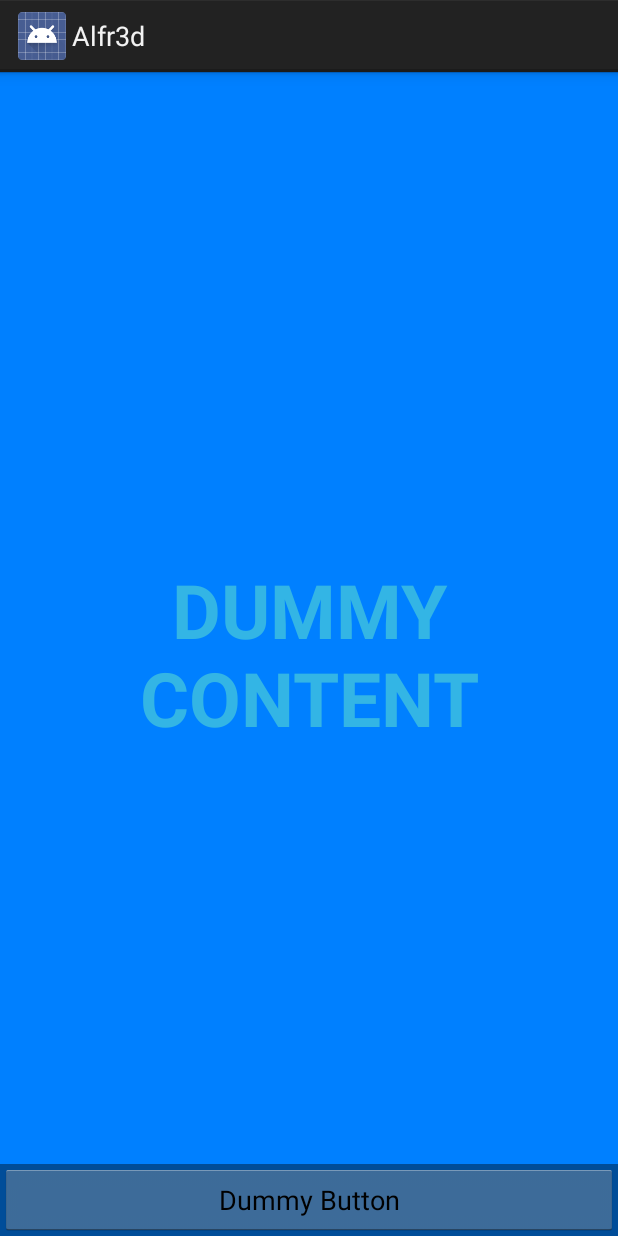
After one commit to armageddion/Alfr3d-MKIII, an Android app: the layout activity_main.xml on its own in the app's theme, with its tools: preview values and no code run, on a phone screen of 412 x 824 dp. The commit adds this screen. Run offline under Robolectric (Android 15) with nearby library versions, the phone set to English and light mode, and no system bars.

Commit message:
Added Main template, working and all.. :)

```diff
--- a/app/build.gradle
+++ b/app/build.gradle
@@ -9,7 +9,7 @@ android {
         minSdkVersion 19
         targetSdkVersion 19
         versionCode 1
-        versionName "1.0"
+        versionName "3.01"
     }
     buildTypes {
         release {
--- a/app/src/main/java/littl31/alfr3d/SplashActivity.java
+++ b/app/src/main/java/littl31/alfr3d/SplashActivity.java
@@ -71,8 +71,8 @@ public class SplashActivity extends Activity {
                 } catch (Exception e){
                     //TODO
                 } finally {
-                    //Intent i = new Intent(SplashActivity.this,MainAlfr3d.class);
-                    //startActivity(i);
+                    Intent i = new Intent(SplashActivity.this,MainActivity.class);
+                    startActivity(i);
                     finish();
                 }
             }
--- /dev/null
+++ b/app/src/main/res/layout/activity_main.xml
@@ -0,0 +1,46 @@
+<FrameLayout xmlns:android="http://schemas.android.com/apk/res/android"
+    xmlns:tools="http://schemas.android.com/tools"
+    android:layout_width="match_parent"
+    android:layout_height="match_parent"
+    android:background="@color/alfr3d_blue"
+    tools:context="littl31.alfr3d.MainActivity">
+
+    <!-- The primary full-screen view. This can be replaced with whatever view
+         is needed to present your content, e.g. VideoView, SurfaceView,
+         TextureView, etc. -->
+    <TextView android:id="@+id/fullscreen_content"
+        android:layout_width="match_parent"
+        android:layout_height="match_parent"
+        android:keepScreenOn="true"
+        android:textColor="#33b5e5"
+        android:textStyle="bold"
+        android:textSize="50sp"
+        android:gravity="center"
+        android:text="@string/dummy_content" />
+
+    <!-- This FrameLayout insets its children based on system windows using
+         android:fitsSystemWindows. -->
+    <FrameLayout android:layout_width="match_parent"
+        android:layout_height="match_parent"
+        android:fitsSystemWindows="true">
+
+        <LinearLayout android:id="@+id/fullscreen_content_controls"
+            style="?metaButtonBarStyle"
+            android:layout_width="match_parent"
+            android:layout_height="wrap_content"
+            android:layout_gravity="bottom|center_horizontal"
+            android:background="@color/black_overlay"
+            android:orientation="horizontal"
+            tools:ignore="UselessParent">
+
+            <Button android:id="@+id/dummy_button"
+                style="?metaButtonBarButtonStyle"
+                android:layout_width="0dp"
+                android:layout_height="wrap_content"
+                android:layout_weight="1"
+                android:text="@string/dummy_button" />
+
+        </LinearLayout>
+    </FrameLayout>
+
+</FrameLayout>
--- a/app/src/main/res/layout/activity_splash.xml
+++ b/app/src/main/res/layout/activity_splash.xml
@@ -12,11 +12,11 @@
         android:layout_width="wrap_content"
         android:layout_height="wrap_content"
         android:keepScreenOn="true"
-        android:textColor="#33b5e5"
+        android:textColor="@color/alfr3d_blue"
         android:textStyle="bold"
         android:textSize="50sp"
         android:gravity="center"
-        android:text="@string/dummy_content"
-        android:layout_gravity="center" />
+        android:layout_gravity="center"
+        android:contentDescription="@string/SplashRoll" />
 
 </FrameLayout>
--- a/app/src/main/res/values/colors.xml
+++ b/app/src/main/res/values/colors.xml
@@ -1,5 +1,6 @@
 <resources>
 
     <color name="black_overlay">#66000000</color>
+    <color name="alfr3d_blue">#0080FF</color>"
 
 </resources>
--- a/app/src/main/res/values/strings.xml
+++ b/app/src/main/res/values/strings.xml
@@ -2,6 +2,8 @@
 <resources>
 
     <string name="app_name">Alfr3d</string>
+    <string name="SplashRoll">Splash roll</string>
+    <string name="title_activity_main">Alfr3dMainActivity</string>
     <string name="dummy_button">Dummy Button</string>
     <string name="dummy_content">DUMMY\nCONTENT</string>
 
```
Also changed, not shown: app/src/main/AndroidManifest.xml (+16 -6 lines), app/src/main/java/littl31/alfr3d/MainActivity.java (added, +196 -0 lines).
